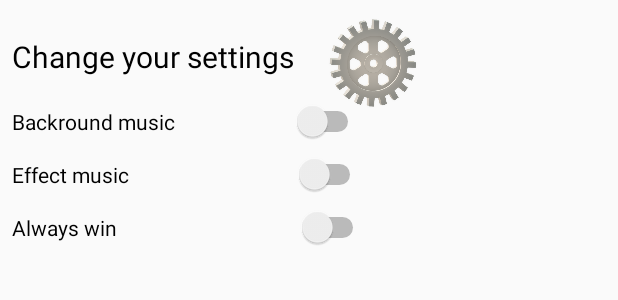
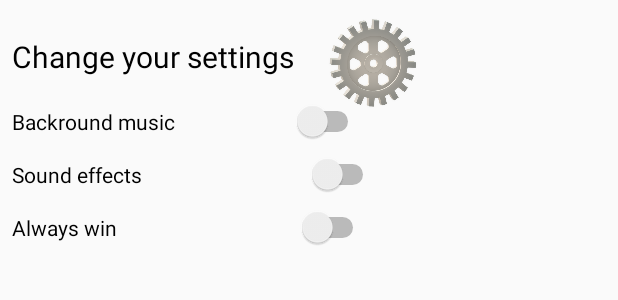
Before and after one commit to SannaLundqvist/Main, an Android app: the layout dialog_settings.xml on its own in the app's theme, with its tools: preview values and no code run, on a phone screen of 412 x 824 dp. Shown: the top 300 px of the screen. Run offline under Robolectric (Android 15) with nearby library versions, the phone set to English and light mode, and no system bars.

Commit message:
soundeffects
och purge

```diff
--- a/app/src/main/res/values/strings.xml
+++ b/app/src/main/res/values/strings.xml
@@ -30,7 +30,7 @@
     <string name="leaveText">All game data vill be lost.</string>
     <string name="music">Music</string>
     <string name="backroundMusic">Backround music</string>
-    <string name="effectMusic">Effect music</string>
+    <string name="effectMusic">Sound effects</string>
     <string name="swichWin">Always win</string>
 
     <string name="place_your_ships">Place your ships</string>
```
Also changed, not shown: app/src/main/java/com/example/a17salu03/battleships/StartActivity.java (+0 -17 lines).
